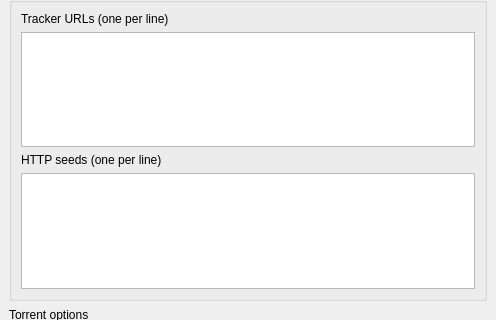
This is mainwindow.ui in kz26/dottorrent-gui as Qt 5 draws it before an edit; both pictures show x 0 to 496 and y 166 to 486 of the 496 by 743 pixel window. The edited form follows.
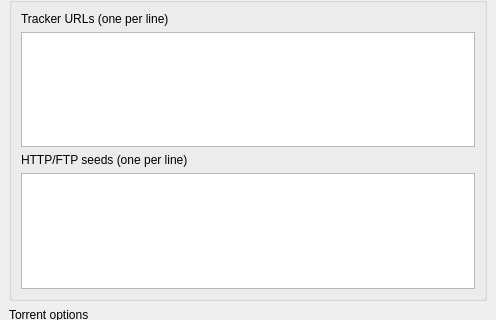
This is the edited form.

Diff of the .ui file:
```diff
--- a/mainwindow.ui
+++ b/mainwindow.ui
@@ -84,7 +84,7 @@
        <item>
         <widget class="QLabel" name="httpSeedLabel">
          <property name="text">
-          <string>HTTP seeds (one per line)</string>
+          <string>HTTP/FTP seeds (one per line)</string>
          </property>
         </widget>
        </item>
```
Left out of the diff: 6 changed lines with no effect on the pictures.
